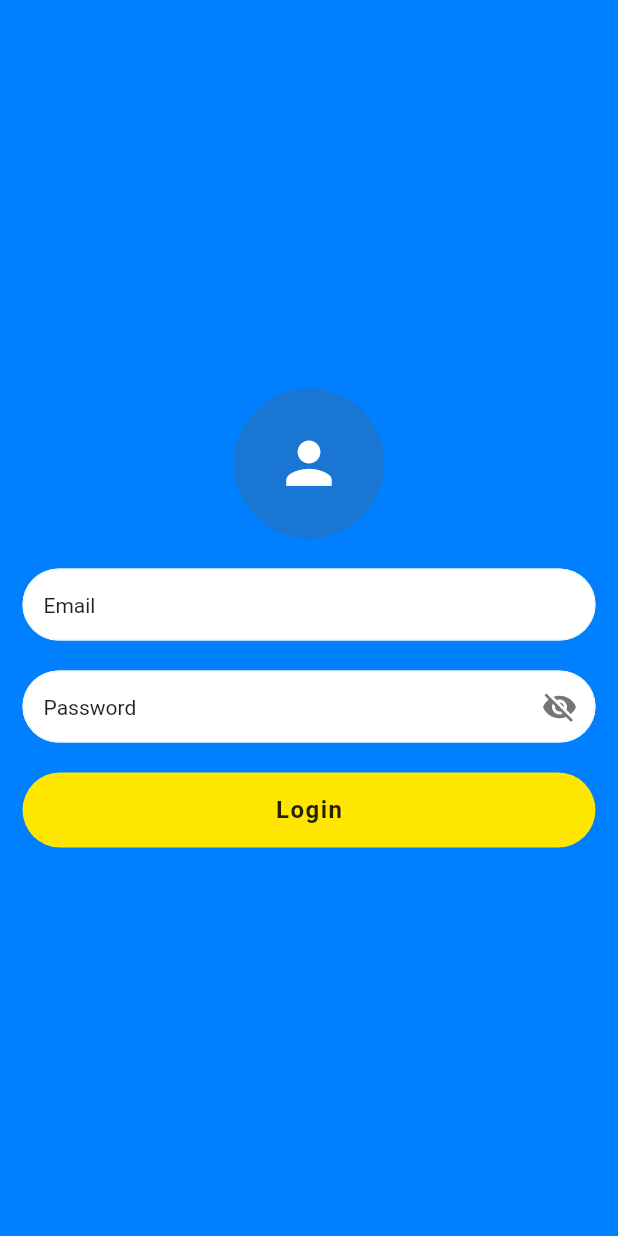
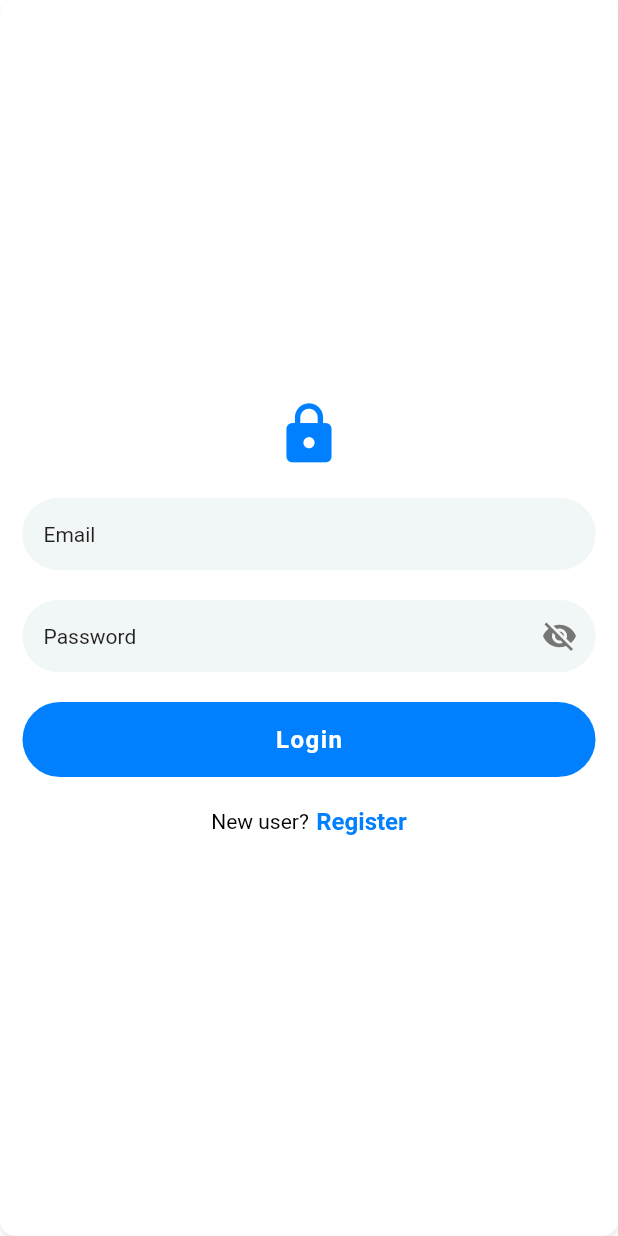
Before and after one commit to kirupa094/news-app, a Flutter app: the screen it shows after launch, on a phone screen of 412 x 824 dp. Run offline on Flutter 3.47's test engine with Material 2 defaults, Android fonts, the phone set to English and light mode, and no system bars.

Commit message:
custom text added

```diff
--- a/lib/auth_screen/login.dart
+++ b/lib/auth_screen/login.dart
@@ -1,5 +1,6 @@
 import 'package:flutter/material.dart';
 import 'package:news_app/custom_widget/custom_button.dart';
+import 'package:news_app/custom_widget/custom_text.dart';
 import 'package:news_app/custom_widget/custom_textfield.dart';
 import 'package:news_app/util/constant.dart';
 
@@ -23,8 +24,21 @@ class _LoginScreenState extends State<LoginScreen> {
       },
       child: SafeArea(
         child: Scaffold(
-          backgroundColor: secondaryColor,
-          body: Form(
+          backgroundColor: Colors.transparent,
+          body: Container(
+            decoration: BoxDecoration(
+              color: Colors.white,
+              boxShadow: [
+                BoxShadow(
+                  color: Colors.black.withOpacity(0.1),
+                  spreadRadius: 0,
+                  blurRadius: 2,
+                  offset: const Offset(0, 2),
+                ),
+              ],
+              borderRadius: BorderRadius.circular(10),
+            ),
+            child: Form(
               key: _form,
               child: Container(
                 margin: const EdgeInsets.only(left: 15, right: 15),
@@ -32,13 +46,10 @@ class _LoginScreenState extends State<LoginScreen> {
                   crossAxisAlignment: CrossAxisAlignment.center,
                   mainAxisAlignment: MainAxisAlignment.center,
                   children: [
-                  const CircleAvatar(
-                    radius: 50,
-                    child: Icon(
-                      Icons.person,
-                      color: loginWidgetColor,
+                    const Icon(
+                      Icons.lock,
+                      color: secondaryColor,
                       size: 45,
-                    ),
                     ),
                     const SizedBox(
                       height: 20,
@@ -74,8 +85,35 @@ class _LoginScreenState extends State<LoginScreen> {
                     CustomButton(
                       title: 'Login',
                       onPressedCallBack: () => {},
+                    ),
+                    const SizedBox(
+                      height: 20,
+                    ),
+                    Row(
+                      crossAxisAlignment: CrossAxisAlignment.center,
+                      mainAxisAlignment: MainAxisAlignment.center,
+                      children: const [
+                        CustomText(
+                          text: 'New user?',
+                          fontWeight: FontWeight.w400,
+                          fontSize: 14,
+                          fontFamily: '',
+                          color: Colors.black,
+                        ),
+                        SizedBox(
+                          width: 5,
+                        ),
+                        CustomText(
+                          text: 'Register',
+                          fontWeight: FontWeight.w600,
+                          fontSize: 16,
+                          fontFamily: '',
+                          color: secondaryColor,
+                        ),
+                      ],
                     )
                   ],
+                ),
               ),
             ),
           ),
--- a/lib/custom_widget/custom_button.dart
+++ b/lib/custom_widget/custom_button.dart
@@ -12,7 +12,7 @@ class CustomButton extends StatelessWidget {
   Widget build(BuildContext context) {
     return Container(
       decoration: BoxDecoration(
-        color: tertiary ,
+        color: secondaryColor,
         borderRadius: BorderRadius.circular(50),
       ),
       child: TextButton(
--- /dev/null
+++ b/lib/custom_widget/custom_text.dart
@@ -0,0 +1,29 @@
+import 'package:flutter/material.dart';
+
+class CustomText extends StatelessWidget {
+  final String text;
+  final FontWeight fontWeight;
+  final double fontSize;
+  final String fontFamily;
+  final Color color;
+  const CustomText(
+      {Key? key,
+      required this.text,
+      required this.fontWeight,
+      required this.fontSize,
+      required this.fontFamily,
+      required this.color})
+      : super(key: key);
+
+  @override
+  Widget build(BuildContext context) {
+    return Text(
+      text,
+      style: TextStyle(
+          fontFamily: fontFamily,
+          fontSize: fontSize,
+          fontWeight: fontWeight,
+          color: color),
+    );
+  }
+}
--- a/lib/util/constant.dart
+++ b/lib/util/constant.dart
@@ -6,6 +6,6 @@ const labelTextColor = Color.fromRGBO(35, 31, 32, 1);
 const primaryColor = Color.fromRGBO(255, 58, 68, 1);
 const secondaryColor = Color.fromRGBO(0, 128, 255, 1);
 const tertiary = Color.fromRGBO(255, 230, 0, 1);
-const loginWidgetColor = Color.fromRGBO(255, 255, 255, 1);
+const loginWidgetColor = Color.fromARGB(255, 241, 246, 246);
 const visibilityIconColor = Color.fromARGB(255, 118, 118, 118);
-const buttonTextColor = Color.fromARGB(255, 35, 31, 2);
+const buttonTextColor = Color.fromARGB(255, 255, 255, 255);
```
Lines whose indentation alone changed are shown as unchanged.
